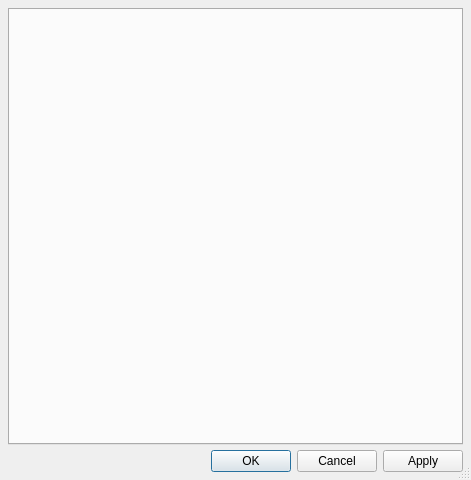
Before: the Qt Designer form plover/gui_qt/config_window.ui in openstenoproject/plover, drawn with Qt 5.
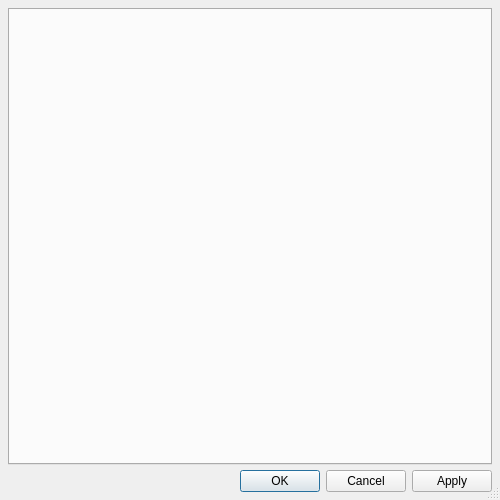
After: the same form once the commit is applied. Icons and pictures are not drawn.

Commit message: Fix default window sizes and extensions config table (#1789)

The edit to the form file:
```diff
--- a/plover/gui_qt/config_window.ui
+++ b/plover/gui_qt/config_window.ui
@@ -6,8 +6,8 @@
    <rect>
     <x>0</x>
     <y>0</y>
-    <width>471</width>
-    <height>480</height>
+    <width>500</width>
+    <height>500</height>
    </rect>
   </property>
   <property name="windowTitle">
```
The commit also changes 4 other files.
